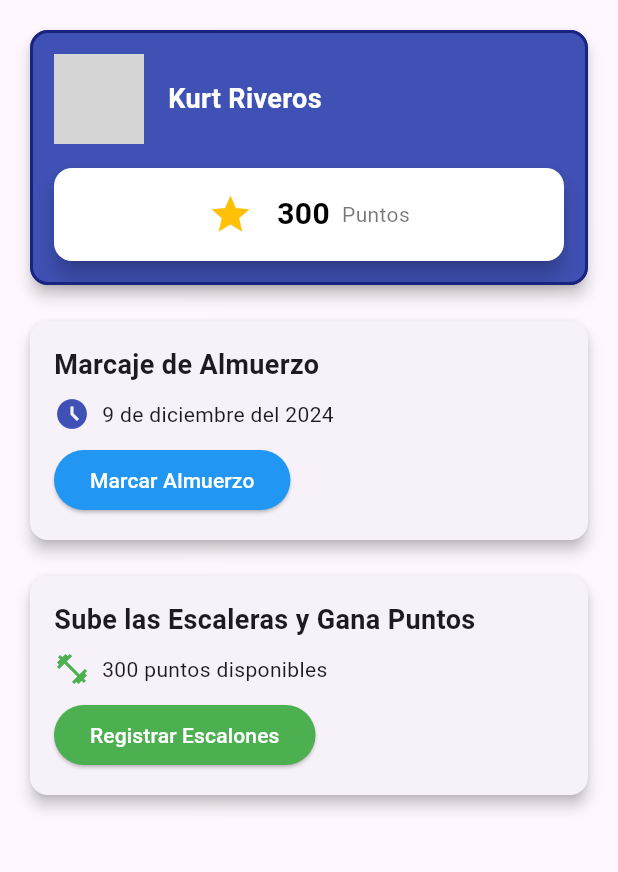
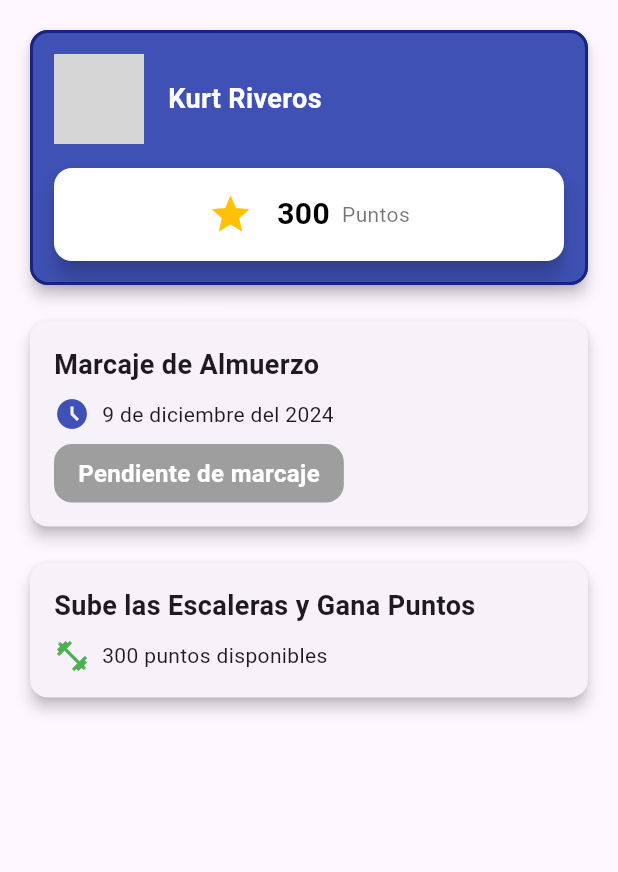
Before and after one commit to kurtriverost/ocv, a Flutter app: the HomeScreen screen opened directly, on a phone screen of 412 x 824 dp, the part 84-956 px from its top. Run offline on Flutter 3.47's test engine with Material 3 defaults, Android fonts, the light colour scheme and no system bars; our stand-ins replace shared_preferences, table_calendar; accounts and stored records are empty; network calls fail; grey boxes are pictures that could not be loaded.

Commit message:
clickeable cards and change logic of show info about ismarked value

```diff
--- a/flt_ocv/lib/screens/home_screen.dart
+++ b/flt_ocv/lib/screens/home_screen.dart
@@ -1,13 +1,40 @@
 import 'package:flutter/material.dart';
 import 'package:intl/intl.dart';
+import 'package:shared_preferences/shared_preferences.dart';
 import 'lunch_screen.dart';
 
-class HomeScreen extends StatelessWidget {
+class HomeScreen extends StatefulWidget {
   const HomeScreen({super.key});
 
   @override
+  _HomeScreenState createState() => _HomeScreenState();
+}
+
+class _HomeScreenState extends State<HomeScreen> {
+  bool isMarked = false; // Estado de marcaje
+  String? markedDate; // Fecha del último marcaje
+
+  @override
+  void initState() {
+    super.initState();
+    _loadMarkedData(); // Cargar el estado inicial
+  }
+
+  // Cargar datos desde SharedPreferences
+  Future<void> _loadMarkedData() async {
+    final prefs = await SharedPreferences.getInstance();
+    final String? storedDate = prefs.getString('markedDate');
+    final String today = DateFormat('yyyy-MM-dd').format(DateTime.now());
+    await prefs.setString('markedDate', today);
+
+    setState(() {
+      markedDate = storedDate;
+      isMarked = (storedDate == today); // Verifica si la fecha almacenada es igual a hoy
+    });
+  }
+
+  @override
   Widget build(BuildContext context) {
-
     DateTime now = DateTime.now();
     String formattedDate = DateFormat('d \'de\' MMMM \'del\' yyyy', 'es').format(now);
 
@@ -20,13 +47,18 @@ class HomeScreen extends StatelessWidget {
         padding: const EdgeInsets.all(16.0),
         child: Column(
           children: [
-            // Tarjeta de Identificación personalizada
-            Card(
+            // Tarjeta de identificación personalizada
+            InkWell(
+              onTap: () {
+                // Acción al hacer clic en la tarjeta de identificación
+
+              },
+              child: Card(
                 elevation: 4,
                 shape: RoundedRectangleBorder(
                   borderRadius: BorderRadius.circular(12),
                   side: BorderSide(
-                  color: Colors.indigo[900]!, // Contorno más oscuro
+                    color: Colors.indigo[900]!,
                     width: 2,
                   ),
                 ),
@@ -36,14 +68,13 @@ class HomeScreen extends StatelessWidget {
                   child: Column(
                     crossAxisAlignment: CrossAxisAlignment.center,
                     children: [
-                    // Fila superior: Imagen y nombre del usuario
                       Row(
                         crossAxisAlignment: CrossAxisAlignment.center,
                         children: [
                           CircleAvatar(
                             radius: 30,
                             backgroundImage: NetworkImage(
-                            'https://images6.fanpop.com/image/photos/34900000/Killua-killua-zoldyck-2011-34976867-1729-1495.png', // Cambia esta URL por la imagen real del usuario
+                              'https://images6.fanpop.com/image/photos/34900000/Killua-killua-zoldyck-2011-34976867-1729-1495.png',
                             ),
                           ),
                           const SizedBox(width: 16),
@@ -52,7 +83,7 @@ class HomeScreen extends StatelessWidget {
                               crossAxisAlignment: CrossAxisAlignment.start,
                               children: [
                                 const Text(
-                                'Kurt Riveros', // Nombre del usuario
+                                  'Kurt Riveros',
                                   style: TextStyle(
                                     fontSize: 18,
                                     fontWeight: FontWeight.bold,
@@ -65,7 +96,6 @@ class HomeScreen extends StatelessWidget {
                         ],
                       ),
                       const SizedBox(height: 16),
-                    // Cuadro de puntos del usuario que abarca el ancho de la tarjeta
                       SizedBox(
                         width: double.infinity,
                         child: Material(
@@ -84,9 +114,8 @@ class HomeScreen extends StatelessWidget {
                                   size: 30,
                                 ),
                                 const SizedBox(width: 16),
-                              // Número de puntos y texto distribuidos horizontalmente
                                 const Text(
-                                '300', // Cantidad de puntos
+                                  '300',
                                   style: TextStyle(
                                     fontSize: 20,
                                     fontWeight: FontWeight.bold,
@@ -110,9 +139,20 @@ class HomeScreen extends StatelessWidget {
                   ),
                 ),
               ),
+            ),
             const SizedBox(height: 16),
             // Tarjeta de marcaje de almuerzo
-            Card(
+            InkWell(
+              onTap: () {
+                // Navegar a LunchScreen
+                Navigator.push(
+                  context,
+                  MaterialPageRoute(
+                    builder: (context) => const LunchScreen(),
+                  ),
+                ).then((_) => _loadMarkedData()); // Actualizar estado al regresar
+              },
+              child: Card(
                 elevation: 4,
                 shape: RoundedRectangleBorder(
                   borderRadius: BorderRadius.circular(12),
@@ -141,29 +181,38 @@ class HomeScreen extends StatelessWidget {
                         ],
                       ),
                       const SizedBox(height: 8),
-                    ElevatedButton(
-                      onPressed: () {
-                        // Redirige a LunchScreen
-                        Navigator.push(
-                          context,
-                          MaterialPageRoute(
-                            builder: (context) => LunchScreen(),
+                      Container(
+                        padding: const EdgeInsets.symmetric(
+                          horizontal: 16,
+                          vertical: 8,
                         ),
-                        );
-                      },
-                      style: ElevatedButton.styleFrom(
-                        backgroundColor: Colors.blue,
-                        foregroundColor: Colors.white,
+                        decoration: BoxDecoration(
+                          color: isMarked ? Colors.green : Colors.grey,
+                          borderRadius: BorderRadius.circular(12),
                         ),
-                      child: const Text('Marcar Almuerzo'),
+                        child: Text(
+                          isMarked
+                              ? 'Ya marcaste tu almuerzo'
+                              : 'Pendiente de marcaje',
+                          style: const TextStyle(
+                            color: Colors.white,
+                            fontSize: 16,
+                            fontWeight: FontWeight.bold,
+                          ),
+                        ),
                       ),
                     ],
                   ),
                 ),
               ),
+            ),
             const SizedBox(height: 16),
             // Tarjeta de ganar puntos
-            Card(
+            InkWell(
+              onTap: () {
+                // Acción al hacer clic en la tarjeta de ganar puntos
+              },
+              child: Card(
                 elevation: 4,
                 shape: RoundedRectangleBorder(
                   borderRadius: BorderRadius.circular(12),
@@ -191,18 +240,8 @@ class HomeScreen extends StatelessWidget {
                           const Text('300 puntos disponibles'),
                         ],
                       ),
-                    const SizedBox(height: 8),
-                    ElevatedButton(
-                      onPressed: () {
-                        // Acción para registrar puntos
-                      },
-                      style: ElevatedButton.styleFrom(
-                        backgroundColor: Colors.green,
-                        foregroundColor: Colors.white,
+                    ],
                   ),
-                      child: const Text('Registrar Escalones'),
-                    ),
-                  ],
                 ),
               ),
             ),
```
Also changed, not shown: flt_ocv/lib/screens/lunch_screen.dart (+15 -22 lines). Lines whose indentation alone changed are shown as unchanged.
